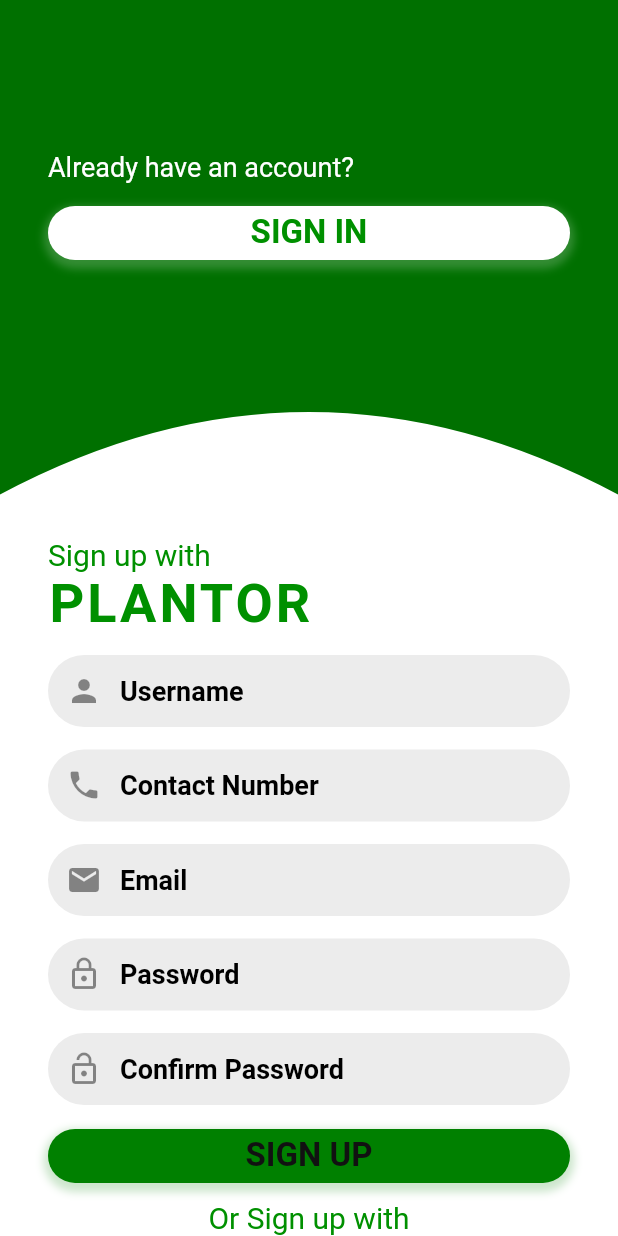
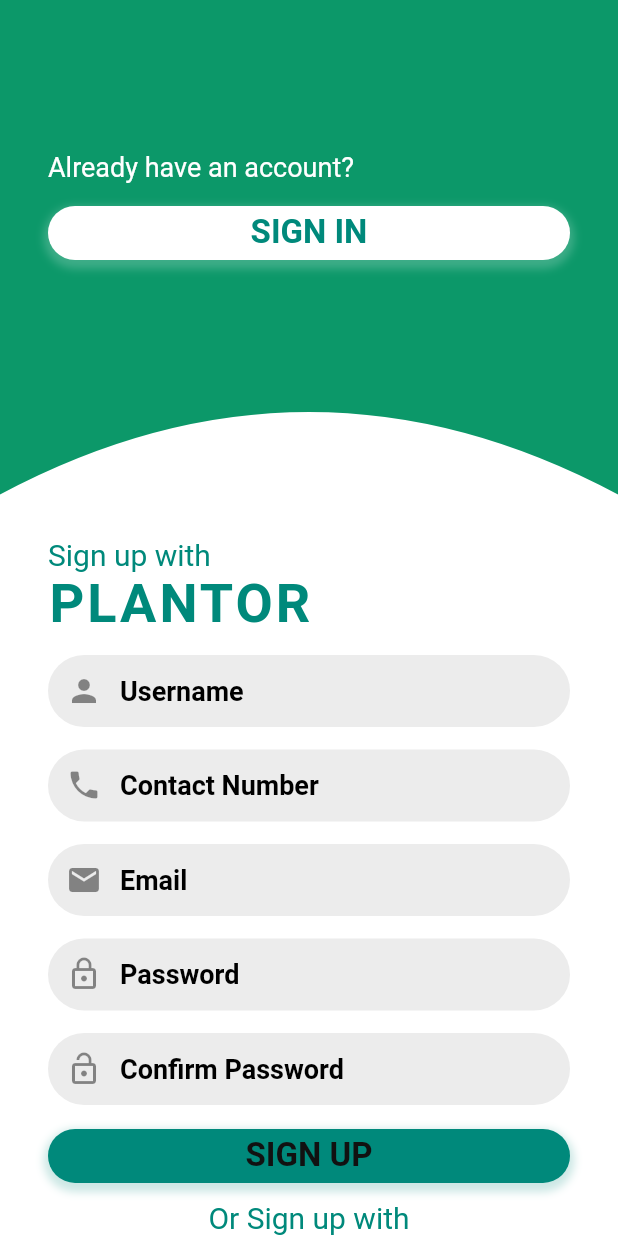
Before and after one commit to Reeshoon/plant-app-homepage, a Flutter app: the screen it shows after launch, after a tap on "Don't have an account?", on a phone screen of 412 x 824 dp. Run offline on Flutter 3.47's test engine with Material 2 defaults, Android fonts, the phone set to English and light mode, and no system bars; our stand-ins replace animated_text_kit, cloud_firestore, firebase_auth, firebase_core, firebase_database, flutter_icons and 4 more; accounts and stored records are empty.

Commit message:
sign up colors changed

```diff
--- /dev/null
+++ b/lib/screens/home/model.dart
@@ -0,0 +1,4 @@
+class Model{
+  String name, size, sunshine;
+  Model({this.name,this.size,this.sunshine});
+}
--- a/lib/screens/sign_in_page/HomePage.dart
+++ b/lib/screens/sign_in_page/HomePage.dart
@@ -1,4 +1,5 @@
 import 'package:flutter/material.dart';
+import 'package:plant_app/constants.dart';
 import 'sign_in.dart';
 import 'sign_up.dart';
 import 'sign_in_option.dart';
@@ -93,7 +94,7 @@ class CurvePainter extends CustomPainter {
   @override
   void paint(Canvas canvas, Size size){
     var paint = Paint();
-    paint.color = Color(0xff007000);
+    paint.color = kPrimaryColor;
     paint.style = PaintingStyle.fill;
 
     Path path = Path();
--- a/lib/screens/sign_in_page/sign_in.dart
+++ b/lib/screens/sign_in_page/sign_in.dart
@@ -1,5 +1,7 @@
 import 'package:flutter/material.dart';
 import 'package:plant_app/screens/home/home_screen.dart';
+import 'package:plant_app/constants.dart';
+
 
 class SignIn extends StatelessWidget {
   @override
@@ -58,7 +60,7 @@ class SignIn extends StatelessWidget {
                 )
             ),
             filled: true,
-            fillColor: Color(0xff008b00),
+            fillColor: Color(0xff00897b),
             contentPadding: EdgeInsets.symmetric(horizontal: 16, vertical: 0,),
           ),
         ),
@@ -85,7 +87,7 @@ class SignIn extends StatelessWidget {
                 )
             ),
             filled: true,
-            fillColor: Color(0xff008b00),
+            fillColor: Color(0xff00897b),
             contentPadding: EdgeInsets.symmetric(horizontal: 16, vertical: 0,),
           ),
         ),
@@ -138,7 +140,7 @@ class SignIn extends StatelessWidget {
                 style: TextStyle(
                   fontSize: 22,
                   fontWeight: FontWeight.bold,
-                  color: Color(0xff009000),
+                  color: Color(0xff00897b),
                 ),
               ),
             ),
--- a/lib/screens/sign_in_page/sign_in_option.dart
+++ b/lib/screens/sign_in_page/sign_in_option.dart
@@ -43,7 +43,7 @@ class SignInOption extends StatelessWidget {
               style: TextStyle(
                 fontSize: 22,
                 fontWeight: FontWeight.bold,
-                color: Color(0xff009000),
+                color: Color(0xff00897b),
               ),
             ),
           ),
--- a/lib/screens/sign_in_page/sign_up.dart
+++ b/lib/screens/sign_in_page/sign_up.dart
@@ -13,7 +13,7 @@ class SignUp extends StatelessWidget {
           "Sign up with",
           style: TextStyle(
             fontSize: 20,
-            color: Color(0xff009000),
+            color: Color(0xff00897b),
             height: 2,
           ),
         ),
@@ -23,7 +23,7 @@ class SignUp extends StatelessWidget {
           style: TextStyle(
             fontSize: 36,
             fontWeight: FontWeight.bold,
-            color: Color(0xff009000),
+            color: Color(0xff00897b),
             height: 1,
             letterSpacing: 2,
           ),
@@ -168,13 +168,13 @@ class SignUp extends StatelessWidget {
         Container(
           height: 36,
           decoration: BoxDecoration(
-            color: Color(0xff008000),
+            color: Color(0xff00897b),
             borderRadius: BorderRadius.all(
               Radius.circular(25),
             ),
             boxShadow: [
               BoxShadow(
-                color: Color(0xff008000).withOpacity(0.2),
+                color: Color(0xff00897b).withOpacity(0.2),
                 spreadRadius: 3,
                 blurRadius: 4,
                 offset: Offset(0, 3),
@@ -207,7 +207,7 @@ class SignUp extends StatelessWidget {
           textAlign: TextAlign.center,
           style: TextStyle(
             fontSize: 20,
-            color: Color(0xff009000),
+            color: Color(0xff00897b),
             height: 1,
           ),
         ),
@@ -223,7 +223,7 @@ class SignUp extends StatelessWidget {
             Icon(
               Entypo.facebook_with_circle,
               size: 32,
-              color: Color(0xff008000),
+              color: Color(0xff00897b),
             ),
 
             SizedBox(
@@ -233,7 +233,7 @@ class SignUp extends StatelessWidget {
             Icon(
               Entypo.google__with_circle,
               size: 32,
-              color: Color(0xff008000),
+              color: Color(0xff00897b),
             ),
 
             SizedBox(
@@ -243,7 +243,7 @@ class SignUp extends StatelessWidget {
             Icon(
               Entypo.linkedin_with_circle,
               size: 32,
-              color: Color(0xff008000),
+              color: Color(0xff00897b),
             ),
 
           ],
--- a/lib/screens/sign_in_page/sign_up_option.dart
+++ b/lib/screens/sign_in_page/sign_up_option.dart
@@ -15,7 +15,7 @@ class SignUpOption extends StatelessWidget {
             fontSize: 18,
             fontWeight: FontWeight.bold,
             height: 1,
-            color: Color(0xff009000),
+            color: Color(0xff00897b),
           ),
         ),
 
@@ -26,13 +26,13 @@ class SignUpOption extends StatelessWidget {
         Container(
           height: 36,
           decoration: BoxDecoration(
-            color: Color(0xff008000),
+            color: Color(0xff00897b),
             borderRadius: BorderRadius.all(
               Radius.circular(25),
             ),
             boxShadow: [
               BoxShadow(
-                color: Color(0xff008000).withOpacity(0.2),
+                color: Color(0xff00897b).withOpacity(0.2),
                 spreadRadius: 3,
                 blurRadius: 4,
                 offset: Offset(0, 3),
--- a/pubspec.yaml
+++ b/pubspec.yaml
@@ -37,6 +37,10 @@ dependencies:
   drawing_animation: ^0.1.3
   cloud_firestore: ^0.14.2
   firebase_core: ^0.5.1
+  firebase_database: ^4.2.0
+  firebase_auth: ^0.18.1+2
+  firebase_storage: ^4.0.1
+  google_sign_in: ^4.5.5
 
 dev_dependencies:
   flutter_test:
```
Also changed, not shown: lib/screens/home/listpage.dart (+56 -16 lines), lib/screens/sign_in_page/auth_helper.dart (added, +23 -0 lines), pubspec.lock, 1 other file.
